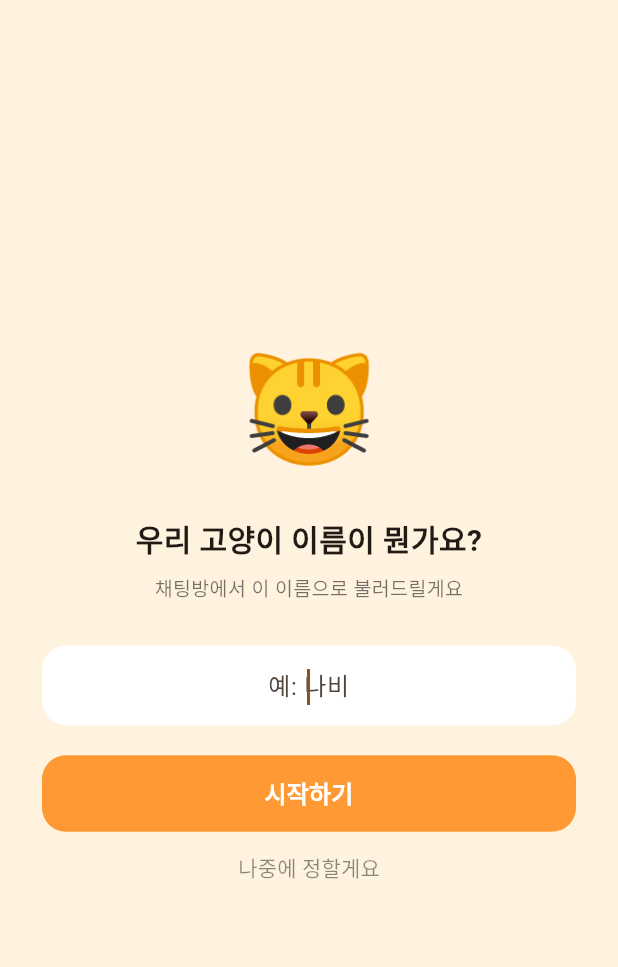
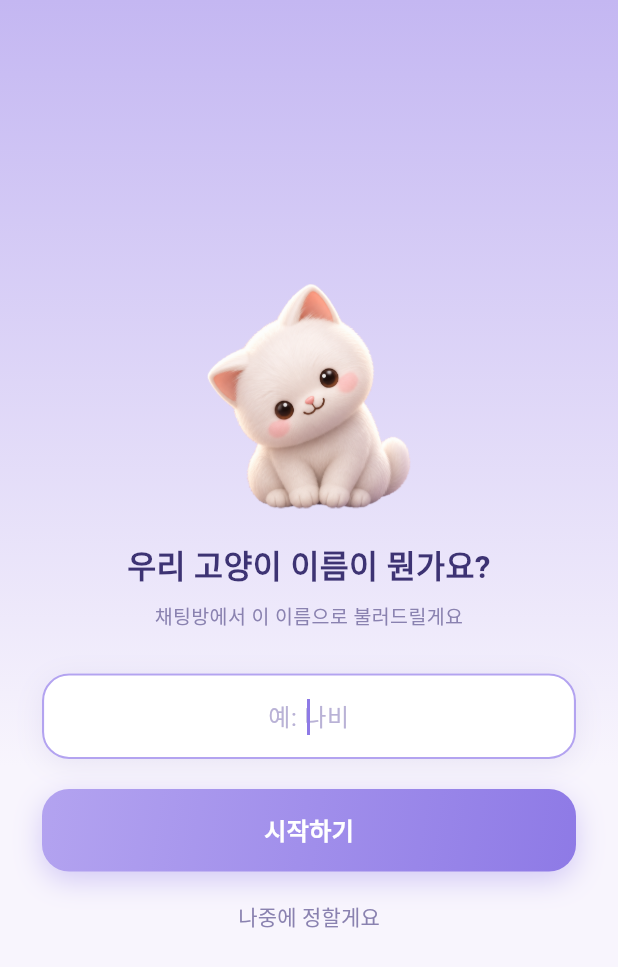
Before and after one commit to Bokstark01/cat-translator, a Flutter app: the screen it shows after launch, on a phone screen of 412 x 824 dp. Shown: the top 967 px of the screen. Run offline on Flutter 3.47's test engine with Material 3 defaults, Android fonts, the phone set to English and light mode, and no system bars; our stand-ins replace audioplayers, flutter_tts, google_mobile_ads, permission_handler, shared_preferences; missing offline and left inert: record, tflite_flutter.

Commit message:
App screens: lavender gradient theme matching intro and mascot
- New lib/app_theme.dart: palette, gradients, MascotAvatar, app ThemeData.
- Chat: lavender gradient header with mascot face and Dongle title,
  soft lavender background, white cat bubbles with mascot profile,
  lavender gradient user bubbles, pill feedback chips, gradient mic button
  (peach-to-rose while listening).
- Cue / situation sheets and exit dialog restyled to match.
- Cat name screen: mascot image, lavender gradient, custom gradient button.
- Soften "밥 시간" cue text (학습시킬 수 있어요 -> 도움이 될 수 있어요).

Co-Authored-By: Claude Opus 5.5 <noreply@anthropic.com>
Claude-Session: https://claude.ai/code/session_01222iQBnCXAGdj6YzExD2Nr

```diff
--- /dev/null
+++ b/cat_translator/cat_translator/lib/app_theme.dart
@@ -0,0 +1,143 @@
+import 'package:flutter/material.dart';
+
+/// 냥냥이톡 화면 색·모양 모음 (B안 「라벤더 그라데이션」).
+/// 인트로·앱 아이콘과 같은 연보라를 바탕으로, 포인트는 살구→로즈 그라데이션.
+class NyangColors {
+  NyangColors._();
+
+  // 연보라 (인트로 배경·헤더)
+  static const lavenderTop = Color(0xFFC4B7F2);
+  static const lavenderBottom = Color(0xFFAE9DEA);
+  static const lavender = Color(0xFF8E7AE6);
+  static const lavenderSoft = Color(0xFFB3A3F0);
+  static const lavenderTint = Color(0xFFF1EDFC);
+  static const lavenderLine = Color(0xFFE7E1FA);
+
+  // 채팅방 바탕 (위는 옅은 보라, 아래로 갈수록 거의 흰색)
+  static const chatTop = Color(0xFFEDE8FB);
+  static const chatBottom = Color(0xFFF8F5FD);
+  static const sheet = Color(0xFFFBFAFF);
+
+  // 글자
+  static const ink = Color(0xFF3D3373);
+  static const inkSoft = Color(0xFF6A6290);
+  static const muted = Color(0xFF8A82B0);
+  static const accentText = Color(0xFF5B4FA8);
+
+  // 포인트 (인트로 글자와 같은 살구 → 로즈)
+  static const peach = Color(0xFFFF8C5F);
+  static const rose = Color(0xFFD6448C);
+
+  static const shadow = Color(0xFF5B4FA8);
+}
+
+class NyangGradients {
+  NyangGradients._();
+
+  static const header = LinearGradient(
+    begin: Alignment.topLeft,
+    end: Alignment.bottomRight,
+    colors: [NyangColors.lavenderTop, NyangColors.lavenderBottom],
+  );
+
+  static const chatBackground = LinearGradient(
+    begin: Alignment.topCenter,
+    end: Alignment.bottomCenter,
+    colors: [NyangColors.chatTop, NyangColors.chatBottom],
+  );
+
+  /// 내가 보낸 말풍선 · 마이크 버튼
+  static const lavenderButton = LinearGradient(
+    begin: Alignment.topLeft,
+    end: Alignment.bottomRight,
+    colors: [NyangColors.lavenderSoft, NyangColors.lavender],
+  );
+
+  /// 듣는 중(녹음 중) 마이크 버튼
+  static const listening = LinearGradient(
+    begin: Alignment.topLeft,
+    end: Alignment.bottomRight,
+    colors: [NyangColors.peach, NyangColors.rose],
+  );
+}
+
+/// 마스코트 얼굴 동그라미 (헤더·고양이 말풍선 옆 프로필)
+class MascotAvatar extends StatelessWidget {
+  const MascotAvatar({super.key, this.radius = 18});
+
+  final double radius;
+
+  @override
+  Widget build(BuildContext context) {
+    return Container(
+      width: radius * 2,
+      height: radius * 2,
+      padding: EdgeInsets.all(radius * 0.08),
+      decoration: BoxDecoration(
+        color: Colors.white,
+        shape: BoxShape.circle,
+        boxShadow: [
+          BoxShadow(
+            color: NyangColors.shadow.withValues(alpha: 0.16),
+            blurRadius: 8,
+            offset: const Offset(0, 2),
+          ),
+        ],
+      ),
+      child: ClipOval(
+        child: Image.asset(
+          'assets/images/cat_face.png',
+          fit: BoxFit.cover,
+          filterQuality: FilterQuality.medium,
+        ),
+      ),
+    );
+  }
+}
+
+ThemeData buildNyangTheme() {
+  final scheme = ColorScheme.fromSeed(
+    seedColor: NyangColors.lavender,
+    primary: NyangColors.lavender,
+    surface: NyangColors.sheet,
+  );
+  return ThemeData(
+    useMaterial3: true,
+    colorScheme: scheme,
+    scaffoldBackgroundColor: NyangColors.chatBottom,
+    bottomSheetTheme: const BottomSheetThemeData(
+      backgroundColor: NyangColors.sheet,
+      surfaceTintColor: Colors.transparent,
+      dragHandleColor: Color(0xFFD8D2EC),
+      shape: RoundedRectangleBorder(
+        borderRadius: BorderRadius.vertical(top: Radius.circular(28)),
+      ),
+    ),
+    dialogTheme: const DialogThemeData(
+      backgroundColor: NyangColors.sheet,
+      surfaceTintColor: Colors.transparent,
+      shape: RoundedRectangleBorder(
+        borderRadius: BorderRadius.all(Radius.circular(24)),
+      ),
+      titleTextStyle: TextStyle(
+          color: NyangColors.ink, fontSize: 18, fontWeight: FontWeight.w700),
+      contentTextStyle: TextStyle(color: NyangColors.inkSoft, fontSize: 14),
+    ),
+    filledButtonTheme: FilledButtonThemeData(
+      style: FilledButton.styleFrom(
+        backgroundColor: NyangColors.lavender,
+        foregroundColor: Colors.white,
+        shape: RoundedRectangleBorder(borderRadius: BorderRadius.circular(14)),
+      ),
+    ),
+    textButtonTheme: TextButtonThemeData(
+      style: TextButton.styleFrom(foregroundColor: NyangColors.accentText),
+    ),
+    listTileTheme: const ListTileThemeData(
+      textColor: NyangColors.ink,
+      shape: RoundedRectangleBorder(
+        borderRadius: BorderRadius.all(Radius.circular(14)),
+      ),
+    ),
+  );
+}
--- a/cat_translator/cat_translator/lib/cat_cue.dart
+++ b/cat_translator/cat_translator/lib/cat_cue.dart
@@ -41,7 +41,7 @@ const Map<CatCue, CatCueInfo> kCatCueInfo = {
   CatCue.feedingCue: CatCueInfo(
     '밥 시간',
     '🍖',
-    '밝고 또렷한 벨소리예요. 밥 줄 때마다 반복해서 들려주면 "이 소리 = 밥"으로 학습시킬 수 있어요.',
+    '밝고 또렷한 벨소리예요. 밥 줄 때마다 반복해서 들려주면 밥 시간을 알리는 데 도움이 될 수 있어요.',
     'sounds/feeding_cue.wav',
   ),
   CatCue.warning: CatCueInfo(
--- a/cat_translator/cat_translator/lib/cat_name_screen.dart
+++ b/cat_translator/cat_translator/lib/cat_name_screen.dart
@@ -1,5 +1,6 @@
 import 'package:flutter/material.dart';
 
+import 'app_theme.dart';
 import 'main.dart';
 
 /// 인트로 애니메이션 다음에 보여주는 화면.
@@ -32,73 +33,155 @@ class _CatNameScreenState extends State<CatNameScreen> {
   @override
   Widget build(BuildContext context) {
     return Scaffold(
-                  backgroundColor: const Color(0xFFFFF3E0),
-                  body: SafeArea(
-                            child: Padding(
-                                        padding: const EdgeInsets.symmetric(horizontal: 28),
+      backgroundColor: NyangColors.chatTop,
+      body: DecoratedBox(
+        decoration: const BoxDecoration(
+          gradient: LinearGradient(
+            begin: Alignment.topCenter,
+            end: Alignment.bottomCenter,
+            colors: [NyangColors.lavenderTop, NyangColors.chatBottom],
+            stops: [0.0, 0.62],
+          ),
+        ),
+        child: SafeArea(
+          child: Center(
+            child: SingleChildScrollView(
+              padding: const EdgeInsets.symmetric(horizontal: 28, vertical: 24),
               child: Column(
-                                                      mainAxisAlignment: MainAxisAlignment.center,
+                mainAxisSize: MainAxisSize.min,
                 children: [
-                                                                      const Text('🐱', style: TextStyle(fontSize: 72)),
-                                                                      const SizedBox(height: 20),
+                  Image.asset(
+                    'assets/images/cat_mascot.png',
+                    height: 150,
+                    filterQuality: FilterQuality.medium,
+                  ),
+                  const SizedBox(height: 22),
                   const Text(
                     '우리 고양이 이름이 뭔가요?',
-                                                                                        style: TextStyle(fontSize: 20, fontWeight: FontWeight.bold),
+                    style: TextStyle(
+                      fontSize: 21,
+                      fontWeight: FontWeight.w700,
+                      color: NyangColors.ink,
+                    ),
                     textAlign: TextAlign.center,
                   ),
                   const SizedBox(height: 8),
                   const Text(
                     '채팅방에서 이 이름으로 불러드릴게요',
-                                                                                        style: TextStyle(fontSize: 13, color: Colors.black54),
+                    style: TextStyle(fontSize: 13, color: NyangColors.muted),
                     textAlign: TextAlign.center,
                   ),
                   const SizedBox(height: 28),
-                                                                      TextField(
+                  Container(
+                    decoration: BoxDecoration(
+                      borderRadius: BorderRadius.circular(18),
+                      boxShadow: [
+                        BoxShadow(
+                          color: NyangColors.shadow.withValues(alpha: 0.10),
+                          blurRadius: 16,
+                          offset: const Offset(0, 4),
+                        ),
+                      ],
+                    ),
+                    child: TextField(
                       controller: _controller,
                       textAlign: TextAlign.center,
                       autofocus: true,
                       onSubmitted: (_) => _start(),
+                      style: const TextStyle(
+                          fontSize: 16, color: NyangColors.ink),
+                      cursorColor: NyangColors.lavender,
                       decoration: InputDecoration(
                         hintText: '예: 나비',
+                        hintStyle: const TextStyle(color: Color(0xFFB9B2D6)),
                         filled: true,
                         fillColor: Colors.white,
                         contentPadding: const EdgeInsets.symmetric(
-                                                                                                                                    horizontal: 16, vertical: 14),
+                            horizontal: 16, vertical: 16),
                         border: OutlineInputBorder(
-                                                                                                                                  borderRadius: BorderRadius.circular(16),
+                          borderRadius: BorderRadius.circular(18),
                           borderSide: BorderSide.none,
+                        ),
+                        focusedBorder: OutlineInputBorder(
+                          borderRadius: BorderRadius.circular(18),
+                          borderSide: const BorderSide(
+                              color: NyangColors.lavenderSoft, width: 1.4),
+                        ),
                       ),
                     ),
                   ),
                   const SizedBox(height: 20),
-                                                                      SizedBox(
-                                                                                        width: double.infinity,
-                                                                                        child: FilledButton(
-                                                                                                            style: FilledButton.styleFrom(
-                                                                                                                                  backgroundColor: const Color(0xFFFF9933),
-                                                                                                                                  padding: const EdgeInsets.symmetric(vertical: 14),
-                                                                                                                                  shape: RoundedRectangleBorder(
-                                                                                                                                                          borderRadius: BorderRadius.circular(16),
-                                                                                                                                                        ),
-                                                                                                                                ),
-                                                                                                            onPressed: _start,
-                                                                                                            child: const Text(
-                                                                                                                                  '시작하기',
-                                                                                                                                  style: TextStyle(fontSize: 16, fontWeight: FontWeight.bold),
-                                                                                                                                ),
-                                                                                                          ),
-                                                                                      ),
+                  _GradientButton(label: '시작하기', onTap: _start),
+                  const SizedBox(height: 6),
                   TextButton(
                     onPressed: _start,
                     child: const Text(
                       '나중에 정할게요',
-                                                                                                            style: TextStyle(color: Colors.black45),
+                      style: TextStyle(color: NyangColors.muted),
                     ),
                   ),
                 ],
               ),
             ),
           ),
+        ),
+      ),
     );
   }
 }
+
+/// 연보라 그라데이션 + 은은한 그림자의 둥근 버튼 (눌렀을 때 살짝 작아짐).
+class _GradientButton extends StatefulWidget {
+  const _GradientButton({required this.label, required this.onTap});
+
+  final String label;
+  final VoidCallback onTap;
+
+  @override
+  State<_GradientButton> createState() => _GradientButtonState();
+}
+
+class _GradientButtonState extends State<_GradientButton> {
+  bool _pressed = false;
+
+  @override
+  Widget build(BuildContext context) {
+    return GestureDetector(
+      onTapDown: (_) => setState(() => _pressed = true),
+      onTapCancel: () => setState(() => _pressed = false),
+      onTapUp: (_) {
+        setState(() => _pressed = false);
+        widget.onTap();
+      },
+      child: AnimatedScale(
+        scale: _pressed ? 0.97 : 1.0,
+        duration: const Duration(milliseconds: 160),
+        curve: Curves.easeOutBack,
+        child: Container(
+          width: double.infinity,
+          padding: const EdgeInsets.symmetric(vertical: 16),
+          alignment: Alignment.center,
+          decoration: BoxDecoration(
+            gradient: NyangGradients.lavenderButton,
+            borderRadius: BorderRadius.circular(18),
+            boxShadow: [
+              BoxShadow(
+                color: NyangColors.lavender.withValues(alpha: 0.35),
+                blurRadius: 16,
+                offset: const Offset(0, 6),
+              ),
+            ],
+          ),
+          child: Text(
+            widget.label,
+            style: const TextStyle(
+              fontSize: 16,
+              fontWeight: FontWeight.w700,
+              color: Colors.white,
+            ),
+          ),
+        ),
+      ),
+    );
+  }
+}
```
Also changed, not shown: cat_translator/cat_translator/lib/main.dart (+157 -91 lines), cat_translator/cat_translator/assets/images/cat_face.png (added). Lines whose indentation alone changed are shown as unchanged.
